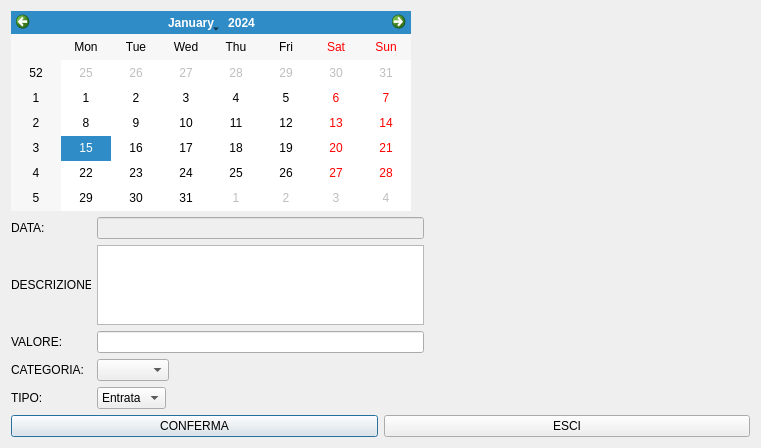
Qt form controlloMovimenti/widgets/gestionesingolomovimento.ui (Garoth93/gestioneMovimenti) before a commit.
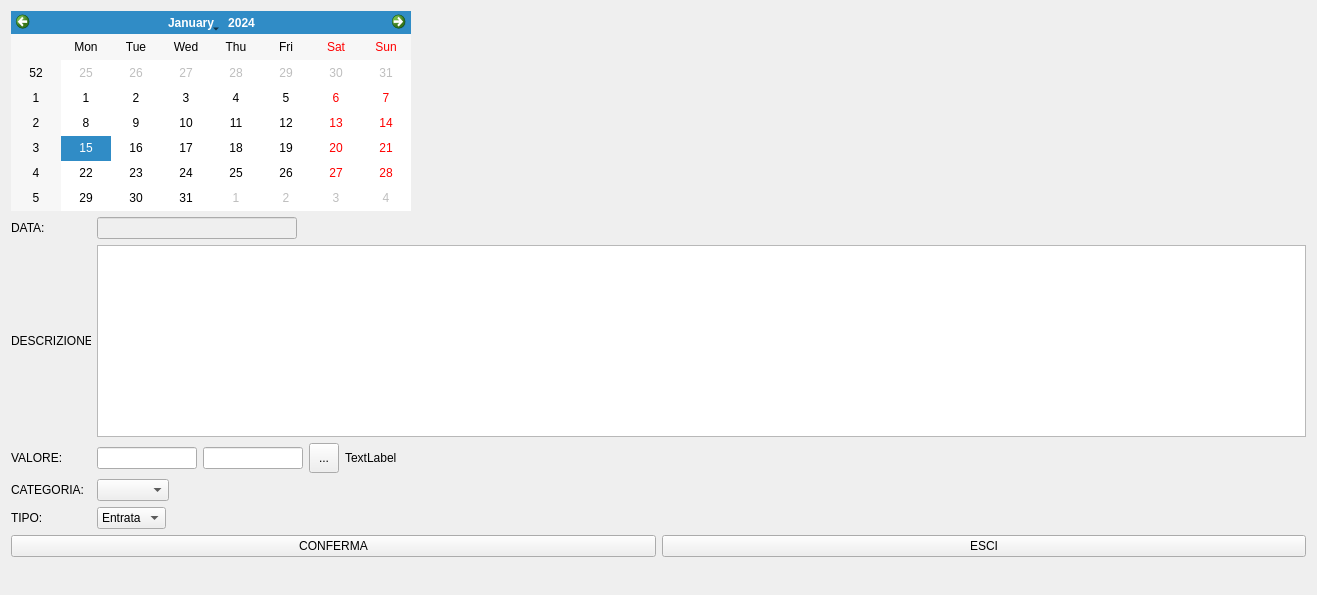
The same form after that commit.

Patch:
```diff
--- a/controlloMovimenti/widgets/gestionesingolomovimento.ui
+++ b/controlloMovimenti/widgets/gestionesingolomovimento.ui
@@ -6,8 +6,8 @@
    <rect>
     <x>0</x>
     <y>0</y>
-    <width>761</width>
-    <height>448</height>
+    <width>1317</width>
+    <height>595</height>
    </rect>
   </property>
   <property name="windowTitle">
@@ -42,6 +42,12 @@
          <property name="enabled">
           <bool>false</bool>
          </property>
+         <property name="maximumSize">
+          <size>
+           <width>200</width>
+           <height>16777215</height>
+          </size>
+         </property>
         </widget>
        </item>
        <item row="0" column="2">
@@ -101,23 +107,23 @@
      <item row="0" column="1">
       <widget class="QTextEdit" name="le_desc"/>
      </item>
-     <item row="0" column="2">
-      <spacer name="horizontalSpacer">
-       <property name="orientation">
-        <enum>Qt::Horizontal</enum>
-       </property>
-       <property name="sizeHint" stdset="0">
-        <size>
-         <width>40</width>
-         <height>20</height>
-        </size>
-       </property>
-      </spacer>
-     </item>
     </layout>
    </item>
    <item row="2" column="0">
     <layout class="QGridLayout" name="gridLayout_3">
+     <item row="0" column="3">
+      <widget class="QToolButton" name="tb_resetSommaUt">
+       <property name="minimumSize">
+        <size>
+         <width>30</width>
+         <height>30</height>
+        </size>
+       </property>
+       <property name="text">
+        <string>...</string>
+       </property>
+      </widget>
+     </item>
      <item row="0" column="0">
       <widget class="QLabel" name="label_3">
        <property name="minimumSize">
@@ -138,20 +144,31 @@
       </widget>
      </item>
      <item row="0" column="1">
-      <widget class="QLineEdit" name="le_valor"/>
+      <widget class="QLineEdit" name="le_valor">
+       <property name="maximumSize">
+        <size>
+         <width>100</width>
+         <height>16777215</height>
+        </size>
+       </property>
+      </widget>
      </item>
      <item row="0" column="2">
-      <spacer name="horizontalSpacer_2">
-       <property name="orientation">
-        <enum>Qt::Horizontal</enum>
-       </property>
-       <property name="sizeHint" stdset="0">
+      <widget class="QLineEdit" name="le_valorSomma">
+       <property name="maximumSize">
         <size>
-         <width>40</width>
-         <height>20</height>
+         <width>100</width>
+         <height>16777215</height>
         </size>
        </property>
-      </spacer>
+      </widget>
+     </item>
+     <item row="0" column="4">
+      <widget class="QLabel" name="label_storicoSomma">
+       <property name="text">
+        <string>TextLabel</string>
+       </property>
+      </widget>
      </item>
     </layout>
    </item>
@@ -251,6 +268,9 @@
        <property name="text">
         <string>CONFERMA</string>
        </property>
+       <property name="autoDefault">
+        <bool>false</bool>
+       </property>
       </widget>
      </item>
      <item row="0" column="1">
@@ -258,6 +278,9 @@
        <property name="text">
         <string>ESCI</string>
        </property>
+       <property name="autoDefault">
+        <bool>false</bool>
+       </property>
       </widget>
      </item>
     </layout>
```
